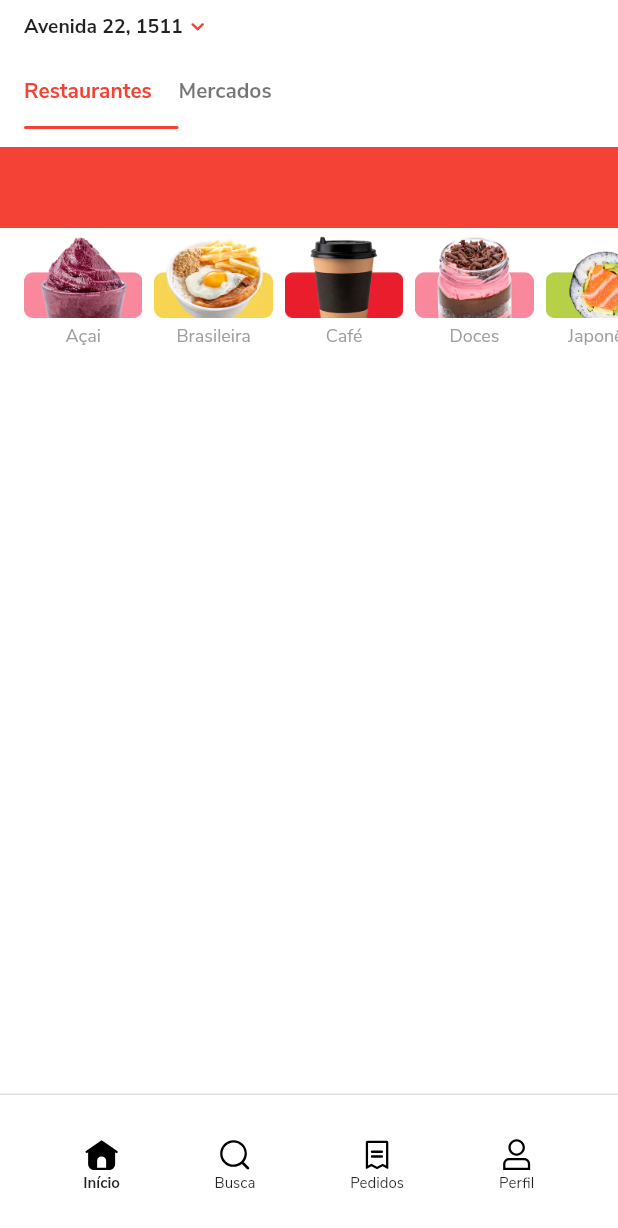
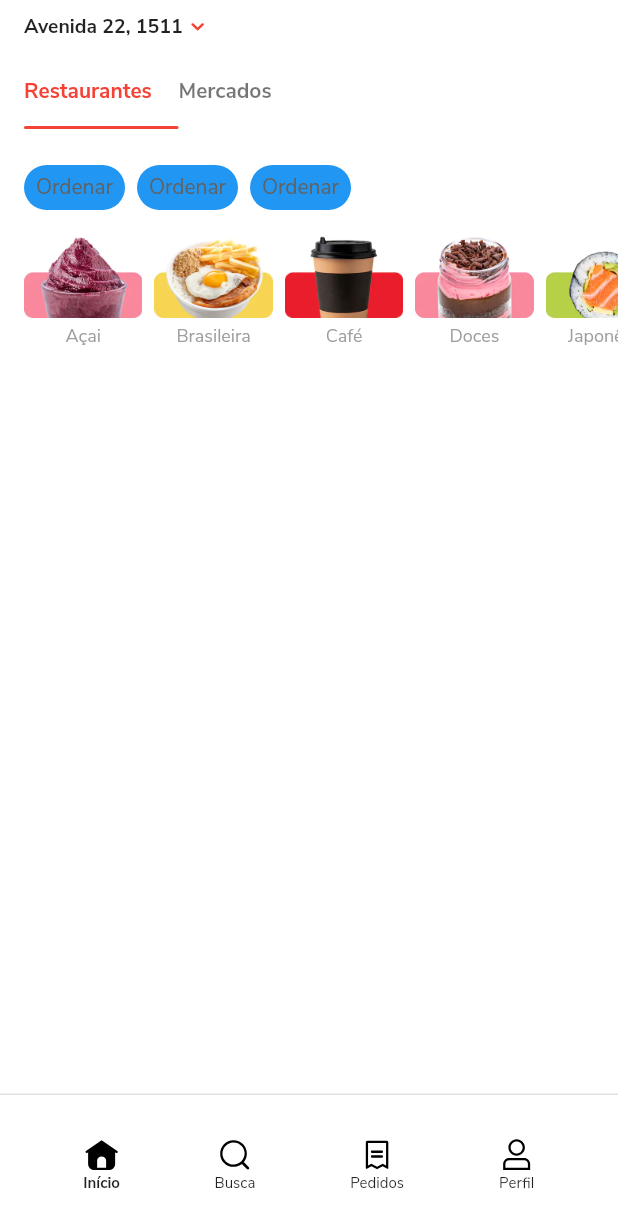
Before and after one commit to joaobaronisilva/iFood, a Flutter app: the screen it shows after launch, on a phone screen of 412 x 824 dp. Shown: the top 1228 px of the screen. Run offline on Flutter 3.47's test engine with Material 2 defaults, Android fonts, the phone set to English and light mode, and no system bars; our stand-ins replace flutter_svg, tab_indicator_styler.

Commit message:
added FilterItemComponent as children of FilterComponentDelegate

```diff
--- a/lib/views/content/components/filters_component.dart
+++ b/lib/views/content/components/filters_component.dart
@@ -1,5 +1,6 @@
 import 'package:flutter/material.dart';
 import 'package:ifood/core/theme/app_colors.dart';
+import 'package:ifood/core/theme/app_icons.dart';
 import 'package:ifood/core/theme/app_typography.dart';
 import 'package:tab_indicator_styler/tab_indicator_styler.dart';
 
@@ -24,11 +25,23 @@ class _FiltersComponentDelegate extends SliverPersistentHeaderDelegate {
   Widget build(
       BuildContext context, double shrinkOffset, bool overlapsContent) {
     return Container(
-      color: AppColors.primaryColor,
+      color: AppColors.white,
       height: 54,
       child: ListView(
         scrollDirection: Axis.horizontal,
-        children: [],
+        children: [
+          SizedBox(width: 16),
+          FilterItemComponent(
+            label: 'Ordenar',
+          ),
+          FilterItemComponent(
+            label: 'Ordenar',
+          ),
+          FilterItemComponent(
+            label: 'Ordenar',
+          ),
+          SizedBox(width: 16),
+        ],
       ),
     );
   }
@@ -46,10 +59,31 @@ class _FiltersComponentDelegate extends SliverPersistentHeaderDelegate {
 }
 
 class FilterItemComponent extends StatelessWidget {
-  const FilterItemComponent({Key? key}) : super(key: key);
+  final String label;
+  final String? icon;
+
+  FilterItemComponent({required this.label, this.icon = ''});
 
   @override
   Widget build(BuildContext context) {
-    return Container();
+    return Padding(
+      padding: EdgeInsets.only(top: 12, bottom: 12, right: 8),
+      child: Container(
+        decoration: BoxDecoration(
+            borderRadius: BorderRadius.circular(32), color: Colors.blue),
+        child: Padding(
+          padding: EdgeInsets.symmetric(horizontal: 8),
+          child: Row(
+            children: [
+              Text(
+                label,
+                style: TextStyle(color: Colors.grey[700]),
+              ),
+              if (icon != '') AppIcon(icon)
+            ],
+          ),
+        ),
+      ),
+    );
   }
 }
```
